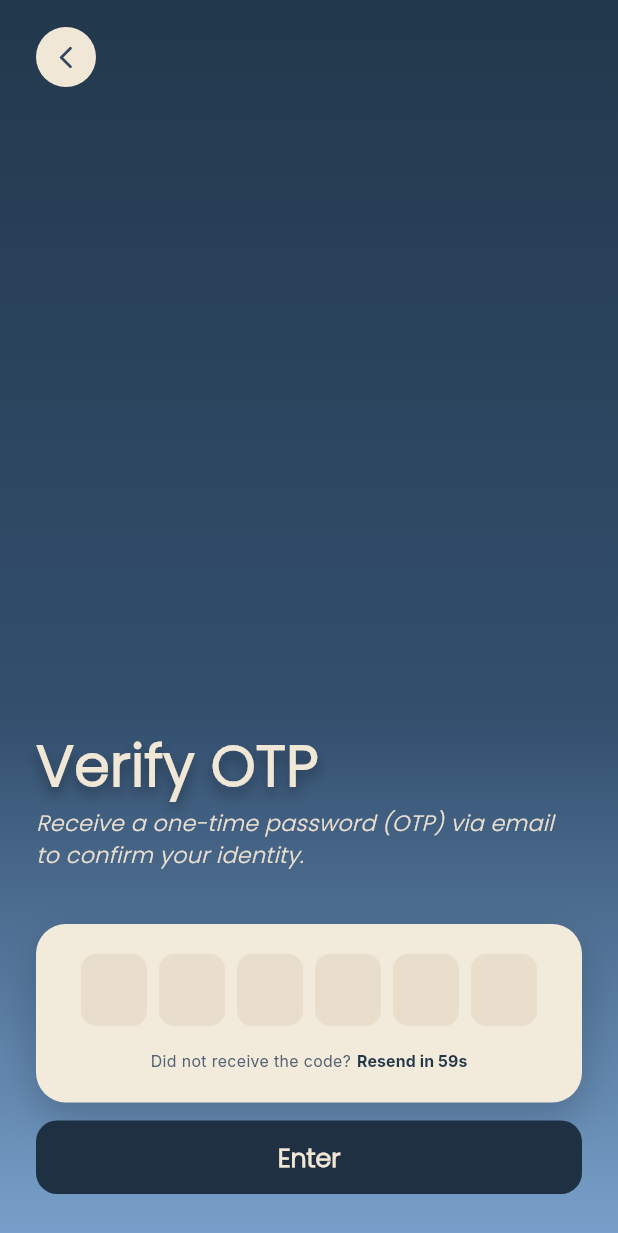
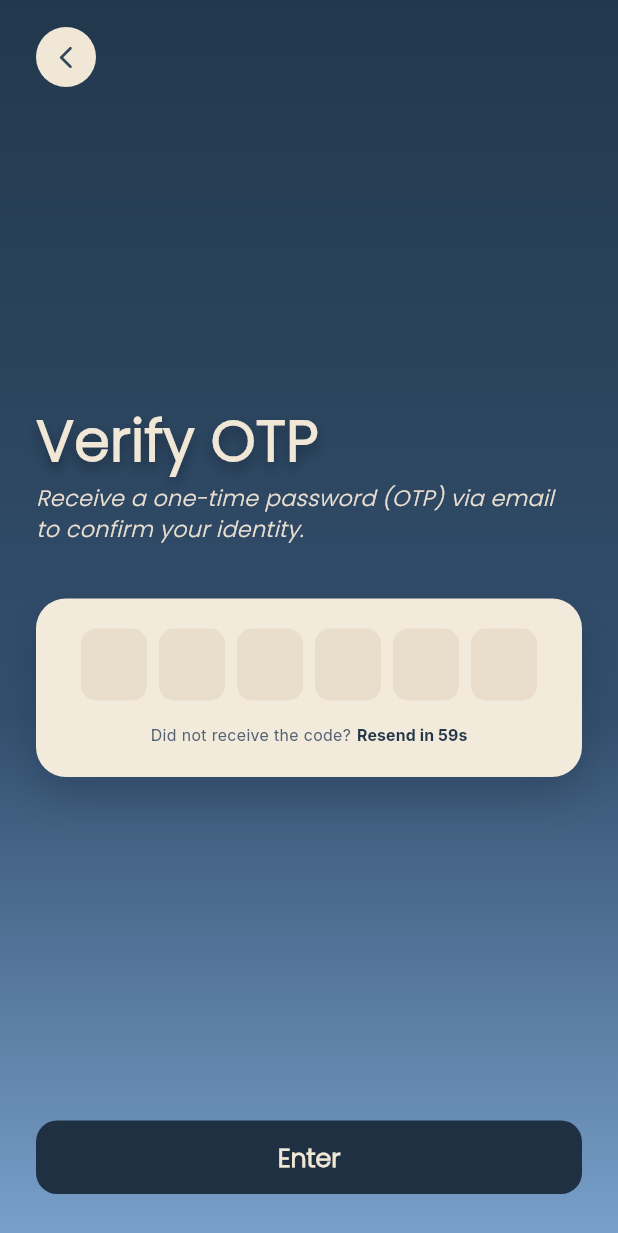
Before and after one commit to madddpg/mobile_capstone-main, a Flutter app: the ForgotPasswordOtpScreen screen opened directly with empty values, on a phone screen of 412 x 824 dp. Shown: the top 1233 px of the screen. Run offline on Flutter 3.47's test engine with Material 3 defaults, Android fonts, the phone set to English and light mode, and no system bars; our stand-ins replace cached_network_image, cloud_firestore, cloud_functions, connectivity_plus, file_picker, firebase_auth and 10 more; missing offline and left inert: firebase_app_check; accounts and stored records are empty.

Commit message:
feat: add centerContent option to KeyboardForm for improved layout control

```diff
--- a/lib/core/widgets/keyboard_form.dart
+++ b/lib/core/widgets/keyboard_form.dart
@@ -83,6 +83,7 @@ class KeyboardForm extends StatelessWidget {
   final Widget child;
   final Widget? action;
   final bool alignFieldsAboveAction;
+  final bool centerContent;
   final EdgeInsetsGeometry padding;
 
   const KeyboardForm({
@@ -90,6 +91,7 @@ class KeyboardForm extends StatelessWidget {
     required this.child,
     this.action,
     this.alignFieldsAboveAction = false,
+    this.centerContent = false,
     this.padding = EdgeInsets.zero,
   });
 
@@ -114,9 +116,11 @@ class KeyboardForm extends StatelessWidget {
                   child: ConstrainedBox(
                     constraints: BoxConstraints(minHeight: minHeight),
                     child: Column(
-                      mainAxisAlignment: alignFieldsAboveAction
-                          ? MainAxisAlignment.end
-                          : MainAxisAlignment.start,
+                      mainAxisAlignment: centerContent
+                          ? MainAxisAlignment.center
+                          : alignFieldsAboveAction
+                              ? MainAxisAlignment.end
+                              : MainAxisAlignment.start,
                       crossAxisAlignment: CrossAxisAlignment.stretch,
                       children: [child],
                     ),
--- a/lib/features/auth/presentation/screens/forgot_password_otp_screen.dart
+++ b/lib/features/auth/presentation/screens/forgot_password_otp_screen.dart
@@ -207,7 +207,7 @@ class _ForgotPasswordOtpScreenState extends State<ForgotPasswordOtpScreen> {
                 ),
                 Expanded(
                   child: KeyboardForm(
-                    alignFieldsAboveAction: true,
+                    centerContent: true,
                     action: AppPrimaryButton(
                       label: 'Enter',
                       loading: _verifying,
--- a/lib/features/auth/presentation/screens/reset_password_screen.dart
+++ b/lib/features/auth/presentation/screens/reset_password_screen.dart
@@ -141,7 +141,7 @@ class _ResetPasswordScreenState extends State<ResetPasswordScreen> {
                 ),
                 Expanded(
                   child: KeyboardForm(
-                    alignFieldsAboveAction: true,
+                    centerContent: true,
                     action: AppPrimaryButton(
                       label: 'Confirm',
                       loading: _loading,
```
